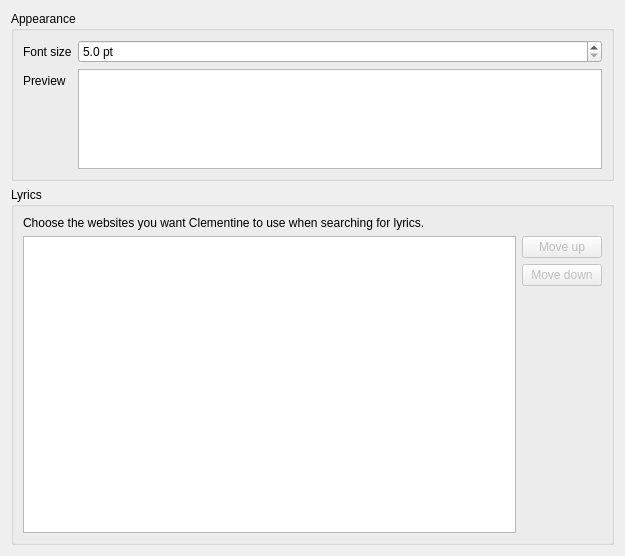
First picture: the form in src/songinfo/songinfosettingspage.ui, repository clementine-player/Clementine, before the edit.
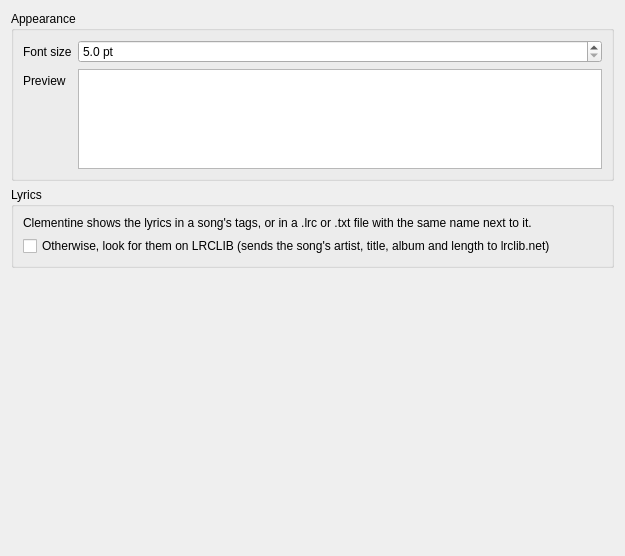
Second picture: the form after the edit.

Commit message: Get lyrics from local files and LRCLIB instead of scraping

```diff
--- a/src/songinfo/songinfosettingspage.ui
+++ b/src/songinfo/songinfosettingspage.ui
@@ -78,7 +78,7 @@
    <item>
     <widget class="QGroupBox" name="groupBox_6">
      <property name="sizePolicy">
-      <sizepolicy hsizetype="Preferred" vsizetype="Expanding">
+      <sizepolicy hsizetype="Preferred" vsizetype="Preferred">
        <horstretch>0</horstretch>
        <verstretch>0</verstretch>
       </sizepolicy>
@@ -90,7 +90,7 @@
       <item>
        <widget class="QLabel" name="label">
         <property name="text">
-         <string>Choose the websites you want Clementine to use when searching for lyrics.</string>
+         <string>Clementine shows the lyrics in a song's tags, or in a .lrc or .txt file with the same name next to it.</string>
         </property>
         <property name="wordWrap">
          <bool>true</bool>
@@ -98,30 +98,13 @@
        </widget>
       </item>
       <item>
-       <layout class="QHBoxLayout" name="horizontalLayout">
-        <item>
-         <widget class="QListWidget" name="providers"/>
-        </item>
-        <item>
-         <layout class="QVBoxLayout" name="verticalLayout">
-          <item>
-           <widget class="QPushButton" name="up">
-            <property name="enabled">
-             <bool>false</bool>
-            </property>
+       <widget class="QCheckBox" name="online_lyrics">
             <property name="text">
-             <string>Move up</string>
+         <string>Otherwise, look for them on LRCLIB (sends the song's artist, title, album and length to lrclib.net)</string>
             </property>
            </widget>
           </item>
-          <item>
-           <widget class="QPushButton" name="down">
-            <property name="enabled">
-             <bool>false</bool>
-            </property>
-            <property name="text">
-             <string>Move down</string>
-            </property>
+     </layout>
            </widget>
           </item>
           <item>
@@ -136,13 +119,6 @@
              </size>
             </property>
            </spacer>
-          </item>
-         </layout>
-        </item>
-       </layout>
-      </item>
-     </layout>
-    </widget>
    </item>
   </layout>
  </widget>
```
Lines whose indentation alone changed are shown as unchanged. The commit also changes 24 other files.
